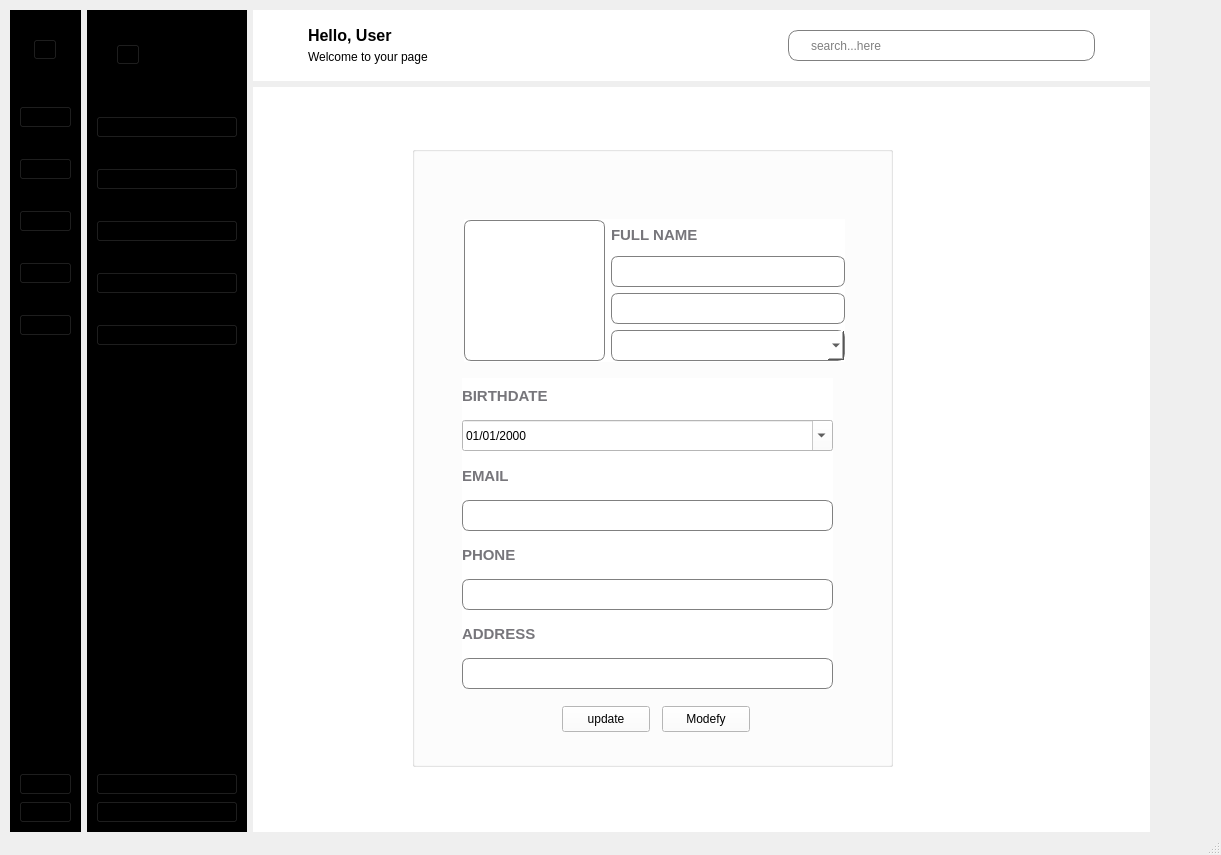
Before: the Qt Designer form School_System/ui/IndexSU.ui in KasperJack/School-Management-System, drawn with Qt 5.
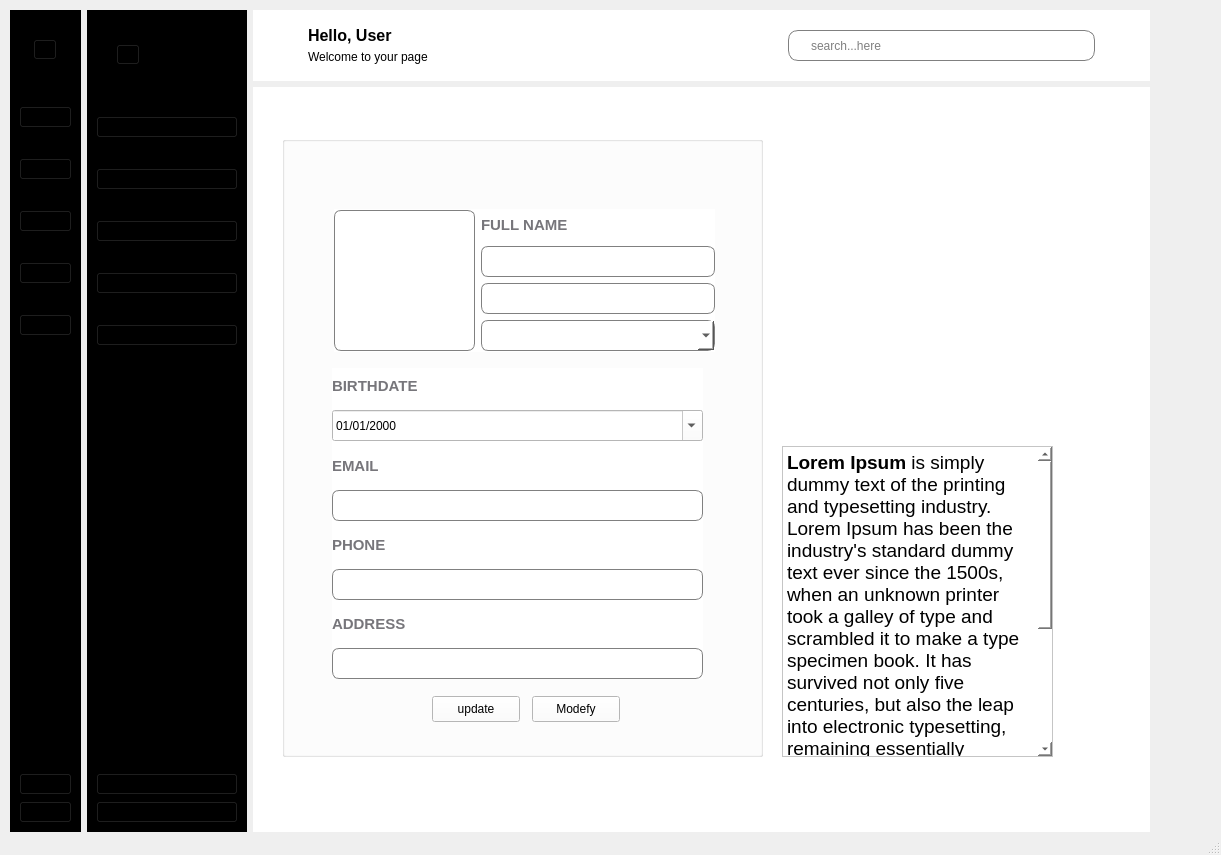
After: the same form once the commit is applied. Icons and pictures are not drawn.

Diff of the .ui file:
```diff
--- a/School_System/ui/IndexSU.ui
+++ b/School_System/ui/IndexSU.ui
@@ -1995,8 +1995,8 @@
              <widget class="QGroupBox" name="groupBox_3">
               <property name="geometry">
                <rect>
-                <x>150</x>
-                <y>50</y>
+                <x>20</x>
+                <y>40</y>
                 <width>481</width>
                 <height>621</height>
                </rect>
@@ -2303,6 +2303,26 @@
                </layout>
               </widget>
              </widget>
+             <widget class="QTextEdit" name="update_additional_info">
+              <property name="geometry">
+               <rect>
+                <x>520</x>
+                <y>350</y>
+                <width>271</width>
+                <height>311</height>
+               </rect>
+              </property>
+              <property name="html">
+               <string>&lt;!DOCTYPE HTML PUBLIC &quot;-//W3C//DTD HTML 4.0//EN&quot; &quot;http://www.w3.org/TR/REC-html40/strict.dtd&quot;&gt;
+&lt;html&gt;&lt;head&gt;&lt;meta name=&quot;qrichtext&quot; content=&quot;1&quot; /&gt;&lt;meta charset=&quot;utf-8&quot; /&gt;&lt;style type=&quot;text/css&quot;&gt;
+p, li { white-space: pre-wrap; }
+hr { height: 1px; border-width: 0; }
+li.unchecked::marker { content: &quot;\2610&quot;; }
+li.checked::marker { content: &quot;\2612&quot;; }
+&lt;/style&gt;&lt;/head&gt;&lt;body style=&quot; font-family:'Ubuntu Sans'; font-size:11pt; font-weight:400; font-style:normal;&quot;&gt;
+&lt;p style=&quot; margin-top:0px; margin-bottom:0px; margin-left:0px; margin-right:0px; -qt-block-indent:0; text-indent:0px;&quot;&gt;&lt;span style=&quot; font-family:'Open Sans','Arial','sans-serif'; font-size:14pt; font-weight:700; color:#000000; background-color:#ffffff;&quot;&gt;Lorem Ipsum&lt;/span&gt;&lt;span style=&quot; font-family:'Open Sans','Arial','sans-serif'; font-size:14pt; color:#000000; background-color:#ffffff;&quot;&gt; is simply dummy text of the printing and typesetting industry. Lorem Ipsum has been the industry's standard dummy text ever since the 1500s, when an unknown printer took a galley of type and scrambled it to make a type specimen book. It has survived not only five centuries, but also the leap into electronic typesetting, remaining essentially unchanged. It was popularised in the 1960s with the release of Letraset sheets containing Lorem Ipsum passages, and more recently with desktop publishing software like Aldus PageMaker including versions of Lorem Ipsum.&lt;/span&gt;&lt;/p&gt;&lt;/body&gt;&lt;/html&gt;</string>
+              </property>
+             </widget>
             </widget>
             <widget class="QWidget" name="subject">
              <widget class="QLabel" name="label_8">
```
Left out of the diff: 2 changed lines with no effect on the pictures.
